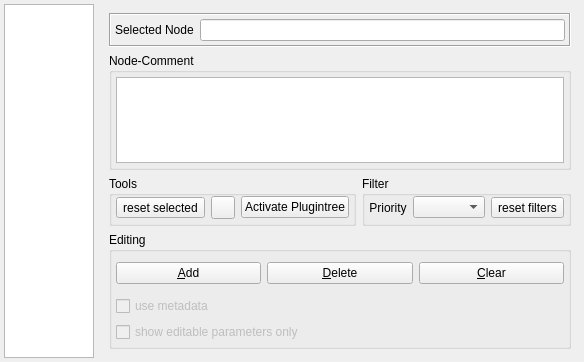
Qt form src/ObjectInspector.ui (flowexpert/charon) before a commit.
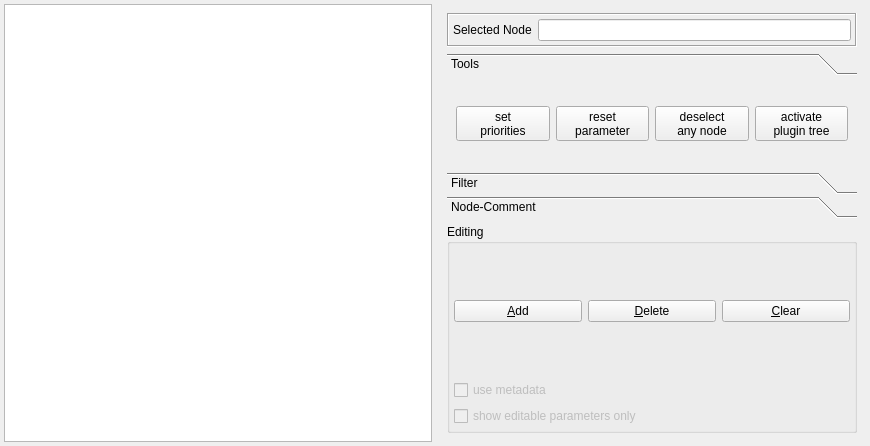
The same form after that commit. Icons and pictures are not drawn. Custom widgets are drawn as their Qt base class.

Commit message: reworked object inspector tool buttons

What changed in the file:
```diff
--- a/src/ObjectInspector.ui
+++ b/src/ObjectInspector.ui
@@ -6,8 +6,8 @@
    <rect>
     <x>0</x>
     <y>0</y>
-    <width>584</width>
-    <height>362</height>
+    <width>870</width>
+    <height>446</height>
    </rect>
   </property>
   <property name="windowTitle">
@@ -86,100 +86,147 @@
        </widget>
       </item>
       <item>
-       <widget class="QGroupBox" name="commentBox">
-        <property name="sizePolicy">
-         <sizepolicy hsizetype="Expanding" vsizetype="Preferred">
-          <horstretch>0</horstretch>
-          <verstretch>1</verstretch>
-         </sizepolicy>
+       <widget class="QToolBox" name="toolBox">
+        <property name="minimumSize">
+         <size>
+          <width>0</width>
+          <height>165</height>
+         </size>
         </property>
-        <property name="title">
-         <string>Node-Comment</string>
+        <property name="tabSpacing">
+         <number>2</number>
         </property>
-        <layout class="QHBoxLayout" name="horizontalLayout">
-         <property name="margin">
-          <number>4</number>
+        <widget class="QWidget" name="pageTools">
+         <property name="geometry">
+          <rect>
+           <x>0</x>
+           <y>0</y>
+           <width>410</width>
+           <height>87</height>
+          </rect>
          </property>
-         <item>
-          <widget class="QTextEdit" name="comment"/>
-         </item>
-        </layout>
-       </widget>
-      </item>
-      <item>
-       <layout class="QHBoxLayout" name="toolAndFilterLayout">
-        <item>
-         <widget class="QGroupBox" name="toolBox">
-          <property name="title">
+         <attribute name="label">
            <string>Tools</string>
-          </property>
-          <layout class="QHBoxLayout" name="horizontalLayout_6">
-           <property name="leftMargin">
-            <number>4</number>
-           </property>
-           <property name="topMargin">
-            <number>0</number>
-           </property>
-           <property name="rightMargin">
-            <number>4</number>
-           </property>
-           <property name="bottomMargin">
-            <number>4</number>
-           </property>
+         </attribute>
+         <layout class="QHBoxLayout" name="horizontalLayout_5">
+          <item>
+           <widget class="QToolButton" name="setPriorityButton">
+            <property name="sizePolicy">
+             <sizepolicy hsizetype="Minimum" vsizetype="Fixed">
+              <horstretch>0</horstretch>
+              <verstretch>0</verstretch>
+             </sizepolicy>
+            </property>
+            <property name="toolTip">
+             <string>Change priority of selected parameters</string>
+            </property>
+            <property name="text">
+             <string>set
+priorities</string>
+            </property>
+            <property name="icon">
+             <iconset resource="../resources.qrc">
+              <normaloff>:/icons/prioritySignalLights.png</normaloff>:/icons/prioritySignalLights.png</iconset>
+            </property>
+            <property name="toolButtonStyle">
+             <enum>Qt::ToolButtonTextUnderIcon</enum>
+            </property>
+           </widget>
+          </item>
            <item>
             <widget class="QToolButton" name="resetParamButton">
+            <property name="sizePolicy">
+             <sizepolicy hsizetype="Minimum" vsizetype="Fixed">
+              <horstretch>0</horstretch>
+              <verstretch>0</verstretch>
+             </sizepolicy>
+            </property>
              <property name="toolTip">
               <string>reset selected parameter(s) to their defaults
 This deletes the parameter(s) from the parameter file.</string>
              </property>
              <property name="text">
-              <string>reset selected</string>
+             <string>reset
+parameter</string>
              </property>
              <property name="icon">
               <iconset theme="document-revert" resource="../resources.qrc">
                <normaloff>:/icons/revert.png</normaloff>:/icons/revert.png</iconset>
              </property>
+            <property name="toolButtonStyle">
+             <enum>Qt::ToolButtonTextUnderIcon</enum>
+            </property>
             </widget>
            </item>
            <item>
-            <widget class="QToolButton" name="setPriorityButton">
+           <widget class="QToolButton" name="toolButton">
+            <property name="sizePolicy">
+             <sizepolicy hsizetype="Minimum" vsizetype="Fixed">
+              <horstretch>0</horstretch>
+              <verstretch>0</verstretch>
+             </sizepolicy>
+            </property>
              <property name="toolTip">
-              <string>Change priority of selected parameters</string>
-             </property>
+             <string>Deselect any currently selected node.&lt;br&gt;
+This causes all parameter from the workflow file
+to appear in the object inspector.&lt;br&gt;
+This might be useful e.g. in combination with a priority filter.</string>
+            </property>
+            <property name="text">
+             <string>deselect
+any node</string>
+            </property>
              <property name="icon">
-              <iconset resource="../resources.qrc">
-               <normaloff>:/icons/prioritySignalLights.png</normaloff>:/icons/prioritySignalLights.png</iconset>
-             </property>
+             <iconset theme="edit-clear-list" resource="../resources.qrc">
+              <normaloff>:/icons/edit-clear-list.png</normaloff>:/icons/edit-clear-list.png</iconset>
+            </property>
+            <property name="toolButtonStyle">
+             <enum>Qt::ToolButtonTextUnderIcon</enum>
+            </property>
             </widget>
            </item>
            <item>
-            <widget class="QPushButton" name="ActivateAllButton">
+           <widget class="QToolButton" name="ActivateAllButton">
+            <property name="sizePolicy">
+             <sizepolicy hsizetype="Minimum" vsizetype="Fixed">
+              <horstretch>0</horstretch>
+              <verstretch>0</verstretch>
+             </sizepolicy>
+            </property>
+            <property name="toolTip">
+             <string>Activate all plugins starting with the selected one.
+If the selected plugin is already activated, this has no effect.
+If it was deactivated, the plugin itself and all connected
+plugins are activated (forward traversal).</string>
+            </property>
              <property name="text">
-              <string>Activate Plugintree</string>
+             <string>activate
+plugin tree</string>
+            </property>
+            <property name="icon">
+             <iconset theme="split" resource="../resources.qrc">
+              <normaloff>:/icons/split.png</normaloff>:/icons/split.png</iconset>
+            </property>
+            <property name="toolButtonStyle">
+             <enum>Qt::ToolButtonTextUnderIcon</enum>
              </property>
             </widget>
            </item>
           </layout>
          </widget>
-        </item>
-        <item>
-         <widget class="QGroupBox" name="filterGroupBox">
-          <property name="title">
+        <widget class="QWidget" name="pageFilter">
+         <property name="geometry">
+          <rect>
+           <x>0</x>
+           <y>0</y>
+           <width>410</width>
+           <height>79</height>
+          </rect>
+         </property>
+         <attribute name="label">
            <string>Filter</string>
-          </property>
-          <layout class="QHBoxLayout" name="horizontalLayout_5">
-           <property name="leftMargin">
-            <number>4</number>
-           </property>
-           <property name="topMargin">
-            <number>0</number>
-           </property>
-           <property name="rightMargin">
-            <number>4</number>
-           </property>
-           <property name="bottomMargin">
-            <number>4</number>
-           </property>
+         </attribute>
+         <layout class="QHBoxLayout" name="horizontalLayout_8">
            <item>
             <widget class="QLabel" name="priorityFilterLabel">
              <property name="text">
@@ -216,8 +263,24 @@
            </item>
           </layout>
          </widget>
-        </item>
-       </layout>
+        <widget class="QWidget" name="pageComment">
+         <attribute name="label">
+          <string>Node-Comment</string>
+         </attribute>
+         <layout class="QHBoxLayout" name="horizontalLayout_6">
+          <item>
+           <widget class="QTextEdit" name="comment">
+            <property name="undoRedoEnabled">
+             <bool>false</bool>
+            </property>
+            <property name="acceptRichText">
+             <bool>false</bool>
+            </property>
+           </widget>
+          </item>
+         </layout>
+        </widget>
+       </widget>
       </item>
       <item>
        <widget class="QGroupBox" name="buttonGroupBox">
```
Left out of the diff: 26 changed lines with no effect on the pictures. Lines whose indentation alone changed are shown as unchanged. The commit also changes 9 other files.
